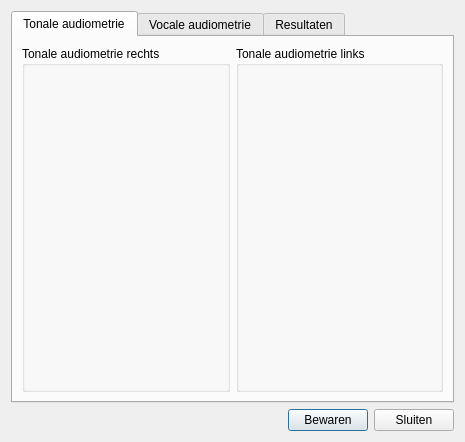
Above: AudioAdmin/ui/meetgegevens.ui from Roelio81/audioadmin before the change. Below: the same form after it.
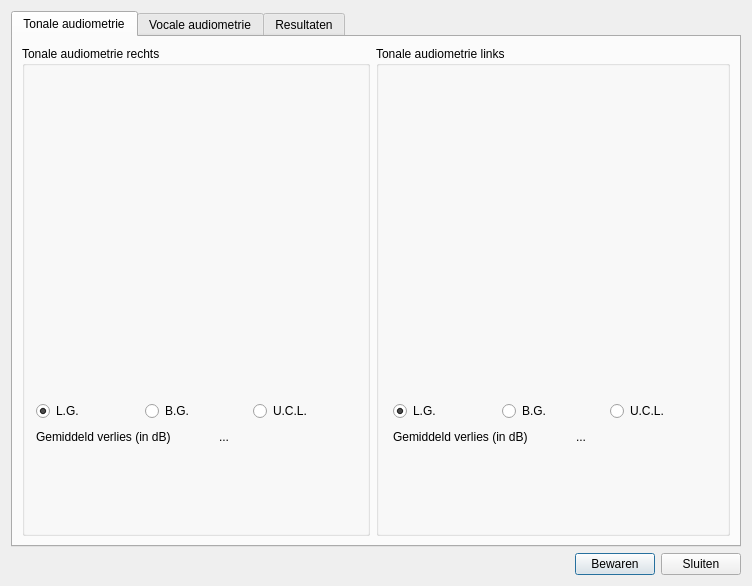
That is the form after the change. Icons and pictures are not drawn. Custom widgets are drawn as their Qt base class.

Commit message: Extra knoppen toegevoegd aan meetgegevens.ui

Diff of the .ui file:
```diff
--- a/AudioAdmin/ui/meetgegevens.ui
+++ b/AudioAdmin/ui/meetgegevens.ui
@@ -8,12 +8,12 @@
    <rect>
     <x>0</x>
     <y>0</y>
-    <width>465</width>
-    <height>442</height>
+    <width>752</width>
+    <height>569</height>
    </rect>
   </property>
   <property name="windowTitle" >
-   <string>Dialog</string>
+   <string>Meetgegevens</string>
   </property>
   <property name="windowIcon" >
    <iconset resource="../icons.qrc" >
@@ -25,7 +25,7 @@
   <property name="modal" >
    <bool>true</bool>
   </property>
-  <layout class="QGridLayout" name="gridLayout_4" >
+  <layout class="QGridLayout" name="gridLayout_9" >
    <item row="0" column="0" colspan="3" >
     <widget class="QTabWidget" name="tabWidget" >
      <property name="currentIndex" >
@@ -35,15 +35,150 @@
       <attribute name="title" >
        <string>Tonale audiometrie</string>
       </attribute>
-      <layout class="QGridLayout" name="gridLayout_5" >
+      <layout class="QGridLayout" name="gridLayout_10" >
        <item row="0" column="0" >
         <widget class="QGroupBox" name="g_tonaleAudiometrieRechts" >
          <property name="title" >
           <string>Tonale audiometrie rechts</string>
          </property>
-         <layout class="QGridLayout" name="gridLayout_10" >
-          <item row="0" column="0" >
-           <widget class="TonaleAudiometrieWidget" name="m_tonaleAudiometrieRechts" />
+         <layout class="QGridLayout" name="gridLayout_4" >
+          <item rowspan="2" row="0" column="0" >
+           <spacer name="horizontalSpacer_8" >
+            <property name="orientation" >
+             <enum>Qt::Horizontal</enum>
+            </property>
+            <property name="sizeType" >
+             <enum>QSizePolicy::Expanding</enum>
+            </property>
+            <property name="sizeHint" stdset="0" >
+             <size>
+              <width>14</width>
+              <height>20</height>
+             </size>
+            </property>
+           </spacer>
+          </item>
+          <item row="0" column="1" >
+           <widget class="TonaleAudiometrieWidget" name="m_tonaleAudiometrieRechts" >
+            <property name="minimumSize" >
+             <size>
+              <width>320</width>
+              <height>320</height>
+             </size>
+            </property>
+           </widget>
+          </item>
+          <item rowspan="2" row="0" column="2" >
+           <spacer name="horizontalSpacer_6" >
+            <property name="orientation" >
+             <enum>Qt::Horizontal</enum>
+            </property>
+            <property name="sizeType" >
+             <enum>QSizePolicy::Expanding</enum>
+            </property>
+            <property name="sizeHint" stdset="0" >
+             <size>
+              <width>13</width>
+              <height>20</height>
+             </size>
+            </property>
+           </spacer>
+          </item>
+          <item row="1" column="1" >
+           <layout class="QHBoxLayout" name="horizontalLayout" >
+            <item>
+             <widget class="QRadioButton" name="m_lgRechts" >
+              <property name="minimumSize" >
+               <size>
+                <width>60</width>
+                <height>0</height>
+               </size>
+              </property>
+              <property name="text" >
+               <string>L.G.</string>
+              </property>
+              <property name="checked" >
+               <bool>true</bool>
+              </property>
+             </widget>
+            </item>
+            <item>
+             <widget class="QRadioButton" name="m_bgRechts" >
+              <property name="minimumSize" >
+               <size>
+                <width>60</width>
+                <height>0</height>
+               </size>
+              </property>
+              <property name="text" >
+               <string>B.G.</string>
+              </property>
+             </widget>
+            </item>
+            <item>
+             <widget class="QRadioButton" name="m_uclRechts" >
+              <property name="minimumSize" >
+               <size>
+                <width>60</width>
+                <height>0</height>
+               </size>
+              </property>
+              <property name="text" >
+               <string>U.C.L.</string>
+              </property>
+             </widget>
+            </item>
+           </layout>
+          </item>
+          <item row="2" column="1" >
+           <layout class="QHBoxLayout" name="horizontalLayout_2" >
+            <item>
+             <widget class="QLabel" name="l_verliesRechts" >
+              <property name="text" >
+               <string>Gemiddeld verlies (in dB)</string>
+              </property>
+             </widget>
+            </item>
+            <item>
+             <spacer name="horizontalSpacer_10" >
+              <property name="orientation" >
+               <enum>Qt::Horizontal</enum>
+              </property>
+              <property name="sizeType" >
+               <enum>QSizePolicy::Preferred</enum>
+              </property>
+              <property name="sizeHint" stdset="0" >
+               <size>
+                <width>40</width>
+                <height>20</height>
+               </size>
+              </property>
+             </spacer>
+            </item>
+            <item>
+             <widget class="QLabel" name="m_verliesRechts" >
+              <property name="text" >
+               <string>...</string>
+              </property>
+             </widget>
+            </item>
+           </layout>
+          </item>
+          <item row="3" column="1" >
+           <spacer name="verticalSpacer_2" >
+            <property name="orientation" >
+             <enum>Qt::Vertical</enum>
+            </property>
+            <property name="sizeType" >
+             <enum>QSizePolicy::Expanding</enum>
+            </property>
+            <property name="sizeHint" stdset="0" >
+             <size>
+              <width>20</width>
+              <height>58</height>
+             </size>
+            </property>
+           </spacer>
           </item>
          </layout>
         </widget>
@@ -53,9 +188,144 @@
          <property name="title" >
           <string>Tonale audiometrie links</string>
          </property>
-         <layout class="QGridLayout" name="gridLayout_9" >
-          <item row="0" column="0" >
-           <widget class="TonaleAudiometrieWidget" name="m_tonaleAudiometrieLinks" />
+         <layout class="QGridLayout" name="gridLayout_5" >
+          <item rowspan="2" row="0" column="0" >
+           <spacer name="horizontalSpacer_9" >
+            <property name="orientation" >
+             <enum>Qt::Horizontal</enum>
+            </property>
+            <property name="sizeType" >
+             <enum>QSizePolicy::Expanding</enum>
+            </property>
+            <property name="sizeHint" stdset="0" >
+             <size>
+              <width>16</width>
+              <height>20</height>
+             </size>
+            </property>
+           </spacer>
+          </item>
+          <item row="0" column="1" >
+           <widget class="TonaleAudiometrieWidget" name="m_tonaleAudiometrieLinks" >
+            <property name="minimumSize" >
+             <size>
+              <width>320</width>
+              <height>320</height>
+             </size>
+            </property>
+           </widget>
+          </item>
+          <item rowspan="2" row="0" column="2" >
+           <spacer name="horizontalSpacer_7" >
+            <property name="orientation" >
+             <enum>Qt::Horizontal</enum>
+            </property>
+            <property name="sizeType" >
+             <enum>QSizePolicy::Expanding</enum>
+            </property>
+            <property name="sizeHint" stdset="0" >
+             <size>
+              <width>16</width>
+              <height>20</height>
+             </size>
+            </property>
+           </spacer>
+          </item>
+          <item row="1" column="1" >
+           <layout class="QHBoxLayout" name="horizontalLayout_3" >
+            <item>
+             <widget class="QRadioButton" name="m_lgLinks" >
+              <property name="minimumSize" >
+               <size>
+                <width>60</width>
+                <height>0</height>
+               </size>
+              </property>
+              <property name="text" >
+               <string>L.G.</string>
+              </property>
+              <property name="checked" >
+               <bool>true</bool>
+              </property>
+             </widget>
+            </item>
+            <item>
+             <widget class="QRadioButton" name="m_bgLinks" >
+              <property name="minimumSize" >
+               <size>
+                <width>60</width>
+                <height>0</height>
+               </size>
+              </property>
+              <property name="text" >
+               <string>B.G.</string>
+              </property>
+             </widget>
+            </item>
+            <item>
+             <widget class="QRadioButton" name="m_uclLinks" >
+              <property name="minimumSize" >
+               <size>
+                <width>60</width>
+                <height>0</height>
+               </size>
+              </property>
+              <property name="text" >
+               <string>U.C.L.</string>
+              </property>
+             </widget>
+            </item>
+           </layout>
+          </item>
+          <item row="2" column="1" >
+           <layout class="QHBoxLayout" name="horizontalLayout_4" >
+            <item>
+             <widget class="QLabel" name="l_verliesLinks" >
+              <property name="text" >
+               <string>Gemiddeld verlies (in dB)</string>
+              </property>
+             </widget>
+            </item>
+            <item>
+             <spacer name="horizontalSpacer_5" >
+              <property name="orientation" >
+               <enum>Qt::Horizontal</enum>
+              </property>
+              <property name="sizeType" >
+               <enum>QSizePolicy::Preferred</enum>
+              </property>
+              <property name="sizeHint" stdset="0" >
+               <size>
+                <width>40</width>
+                <height>20</height>
+               </size>
+              </property>
+             </spacer>
+            </item>
+            <item>
+             <widget class="QLabel" name="m_verliesLinks" >
+              <property name="text" >
+               <string>...</string>
+              </property>
+             </widget>
+            </item>
+           </layout>
+          </item>
+          <item row="3" column="1" >
+           <spacer name="verticalSpacer_3" >
+            <property name="orientation" >
+             <enum>Qt::Vertical</enum>
+            </property>
+            <property name="sizeType" >
+             <enum>QSizePolicy::Expanding</enum>
+            </property>
+            <property name="sizeHint" stdset="0" >
+             <size>
+              <width>20</width>
+              <height>58</height>
+             </size>
+            </property>
+           </spacer>
           </item>
          </layout>
         </widget>
@@ -66,15 +336,78 @@
       <attribute name="title" >
        <string>Vocale audiometrie</string>
       </attribute>
-      <layout class="QGridLayout" name="gridLayout_6" >
+      <layout class="QGridLayout" name="gridLayout_8" >
        <item row="0" column="0" >
         <widget class="QGroupBox" name="g_vocaleAudiometrieZonder" >
          <property name="title" >
           <string>Zonder hoorapparaat (onder koptelefoon)</string>
          </property>
-         <layout class="QGridLayout" name="gridLayout_7" >
-          <item row="0" column="0" >
-           <widget class="VocaleAudiometrieWidget" name="m_vocaleAudiometrieZonder" />
+         <layout class="QGridLayout" name="gridLayout_6" >
+          <item rowspan="5" row="0" column="0" >
+           <widget class="VocaleAudiometrieWidget" name="m_vocaleAudiometrieZonder" >
+            <property name="sizePolicy" >
+             <sizepolicy vsizetype="Expanding" hsizetype="Expanding" >
+              <horstretch>0</horstretch>
+              <verstretch>0</verstretch>
+             </sizepolicy>
+            </property>
+            <property name="minimumSize" >
+             <size>
+              <width>560</width>
+              <height>200</height>
+             </size>
+            </property>
+           </widget>
+          </item>
+          <item row="0" column="1" >
+           <spacer name="verticalSpacer_4" >
+            <property name="orientation" >
+             <enum>Qt::Vertical</enum>
+            </property>
+            <property name="sizeHint" stdset="0" >
+             <size>
+              <width>20</width>
+              <height>58</height>
+             </size>
+            </property>
+           </spacer>
+          </item>
+          <item row="1" column="1" >
+           <widget class="QRadioButton" name="m_roZA" >
+            <property name="text" >
+             <string>R.O.</string>
+            </property>
+            <property name="checked" >
+             <bool>true</bool>
+            </property>
+           </widget>
+          </item>
+          <item row="2" column="1" >
+           <widget class="QRadioButton" name="m_loZA" >
+            <property name="text" >
+             <string>L.O.</string>
+            </property>
+           </widget>
+          </item>
+          <item row="3" column="1" >
+           <widget class="QRadioButton" name="m_roloZA" >
+            <property name="text" >
+             <string>(R.O. + L.O.)</string>
+            </property>
+           </widget>
+          </item>
+          <item row="4" column="1" >
+           <spacer name="verticalSpacer_5" >
+            <property name="orientation" >
+             <enum>Qt::Vertical</enum>
+            </property>
+            <property name="sizeHint" stdset="0" >
+             <size>
+              <width>20</width>
+              <height>58</height>
+             </size>
+            </property>
+           </spacer>
           </item>
          </layout>
         </widget>
@@ -84,9 +417,72 @@
          <property name="title" >
           <string>Met hoorapparaat (in vrij veld)</string>
          </property>
-         <layout class="QGridLayout" name="gridLayout_8" >
-          <item row="0" column="0" >
-           <widget class="VocaleAudiometrieWidget" name="m_vocaleAudiometrieMet" />
+         <layout class="QGridLayout" name="gridLayout_7" >
+          <item rowspan="5" row="0" column="0" >
+           <widget class="VocaleAudiometrieWidget" name="m_vocaleAudiometrieMet" >
+            <property name="sizePolicy" >
+             <sizepolicy vsizetype="Expanding" hsizetype="Expanding" >
+              <horstretch>0</horstretch>
+              <verstretch>0</verstretch>
+             </sizepolicy>
+            </property>
+            <property name="minimumSize" >
+             <size>
+              <width>560</width>
+              <height>200</height>
+             </size>
+            </property>
+           </widget>
+          </item>
+          <item row="0" column="1" >
+           <spacer name="verticalSpacer_7" >
+            <property name="orientation" >
+             <enum>Qt::Vertical</enum>
+            </property>
+            <property name="sizeHint" stdset="0" >
+             <size>
+              <width>20</width>
+              <height>58</height>
+             </size>
+            </property>
+           </spacer>
+          </item>
+          <item row="1" column="1" >
+           <widget class="QRadioButton" name="m_roMA" >
+            <property name="text" >
+             <string>R.O.</string>
+            </property>
+            <property name="checked" >
+             <bool>true</bool>
+            </property>
+           </widget>
+          </item>
+          <item row="2" column="1" >
+           <widget class="QRadioButton" name="m_loMA" >
+            <property name="text" >
+             <string>L.O.</string>
+            </property>
+           </widget>
+          </item>
+          <item row="3" column="1" >
+           <widget class="QRadioButton" name="m_roloMA" >
+            <property name="text" >
+             <string>(R.O. + L.O.)</string>
+            </property>
+           </widget>
+          </item>
+          <item row="4" column="1" >
+           <spacer name="verticalSpacer_6" >
+            <property name="orientation" >
+             <enum>Qt::Vertical</enum>
+            </property>
+            <property name="sizeHint" stdset="0" >
+             <size>
+              <width>20</width>
+              <height>59</height>
+             </size>
+            </property>
+           </spacer>
           </item>
          </layout>
         </widget>
```
